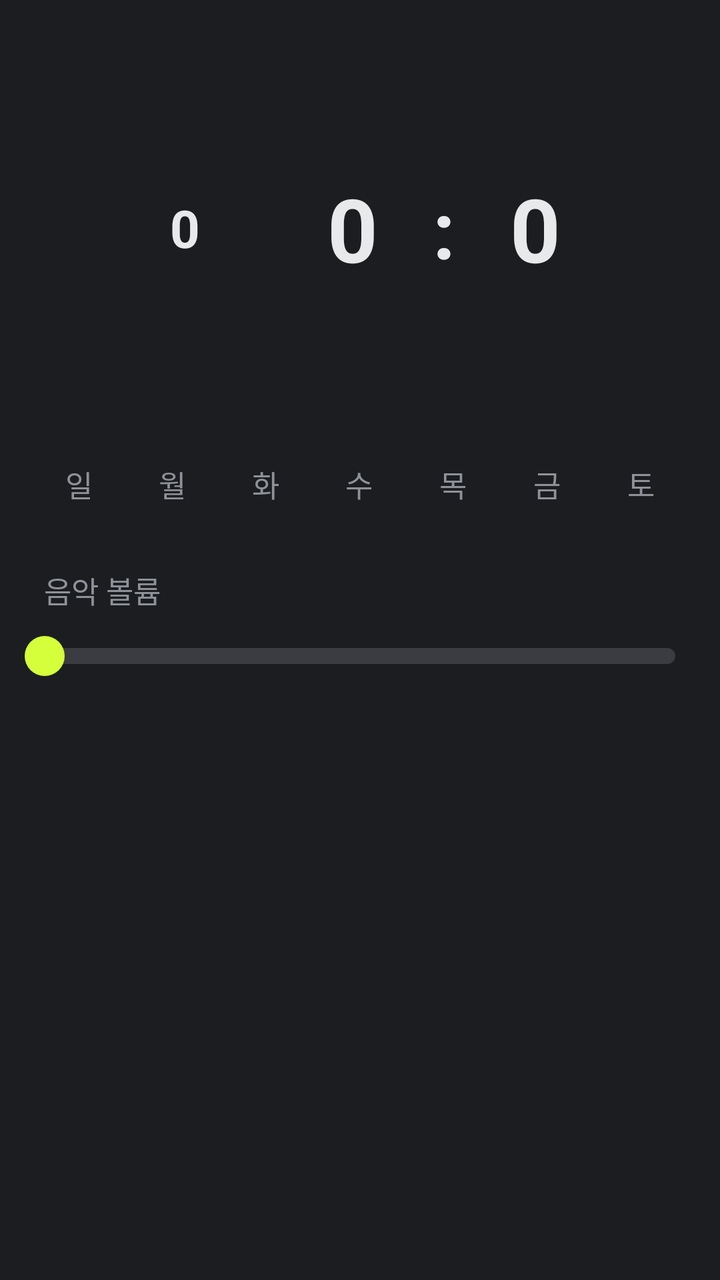
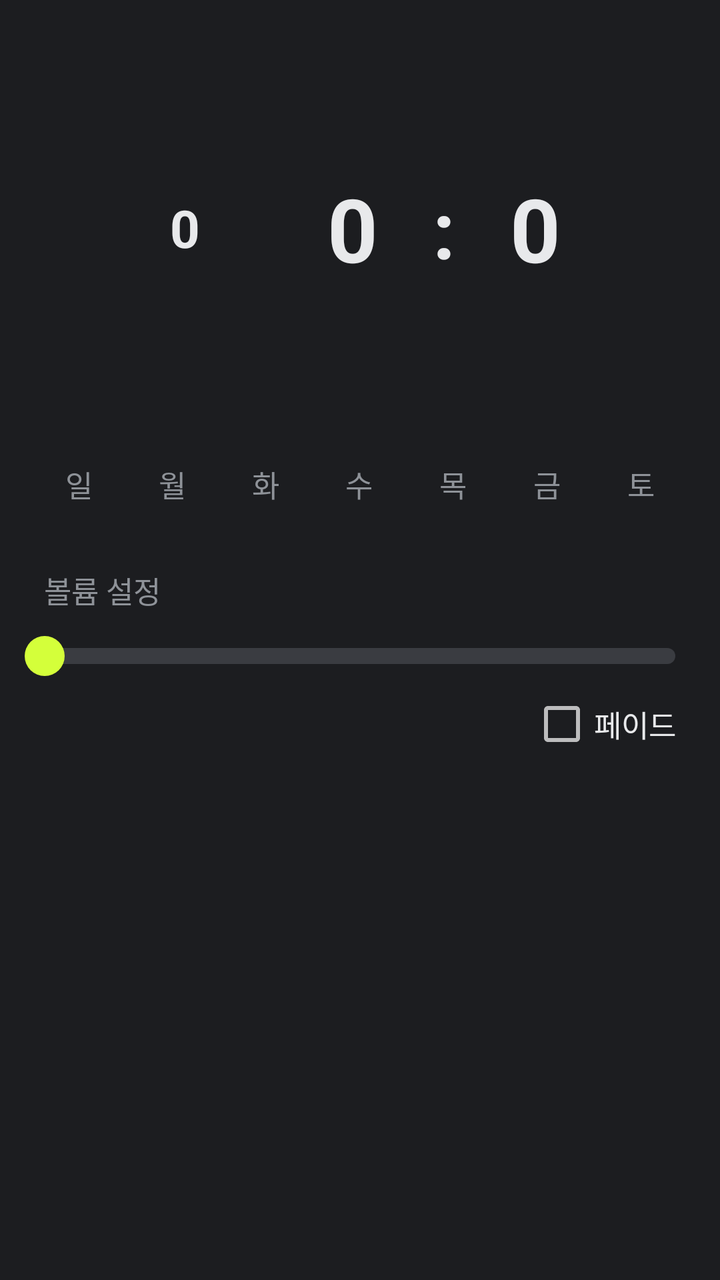

Before-and-after screenshots of an Android layout around one commit, followed by the original layout XML and the change that was made.
<!-- AndroidManifest.xml: application theme AppTheme -->
<!-- res/layout/dialog_time.xml -->
<?xml version="1.0" encoding="utf-8"?>
<LinearLayout xmlns:android="http://schemas.android.com/apk/res/android"
    android:layout_width="match_parent"
    android:layout_height="wrap_content"
    android:clipToPadding="false"
    android:defaultFocusHighlightEnabled="false"
    android:focusable="true"
    android:focusableInTouchMode="true"
    android:orientation="vertical"
    android:paddingHorizontal="16dp"
    android:paddingTop="24dp"
    android:paddingBottom="16dp">

    <LinearLayout
        android:layout_width="match_parent"
        android:layout_height="wrap_content"
        android:gravity="center"
        android:orientation="horizontal">

        <NumberPicker
            android:id="@+id/ampm"
            android:layout_width="wrap_content"
            android:layout_height="wrap_content"
            android:layout_marginEnd="20dp"
            android:theme="@style/Picker.AmPm" />

        <NumberPicker
            android:id="@+id/hour"
            android:layout_width="wrap_content"
            android:layout_height="wrap_content"
            android:theme="@style/Picker" />

        <TextView
            android:layout_width="wrap_content"
            android:layout_height="wrap_content"
            android:paddingHorizontal="8dp"
            android:text=":"
            android:textColor="@color/text_primary"
            android:textSize="40sp"
            android:textStyle="bold" />

        <NumberPicker
            android:id="@+id/minute"
            android:layout_width="wrap_content"
            android:layout_height="wrap_content"
            android:theme="@style/Picker" />
    </LinearLayout>

    
    <LinearLayout
        android:id="@+id/days"
        android:layout_width="match_parent"
        android:layout_height="wrap_content"
        android:layout_marginTop="16dp"
        android:orientation="horizontal">

        <CheckBox style="@style/DayToggle" android:text="일" />
        <CheckBox style="@style/DayToggle" android:text="월" />
        <CheckBox style="@style/DayToggle" android:text="화" />
        <CheckBox style="@style/DayToggle" android:text="수" />
        <CheckBox style="@style/DayToggle" android:text="목" />
        <CheckBox style="@style/DayToggle" android:text="금" />
        <CheckBox style="@style/DayToggle" android:text="토" />
    </LinearLayout>

    
    <LinearLayout
        android:layout_width="match_parent"
        android:layout_height="wrap_content"
        android:layout_marginTop="20dp"
        android:gravity="center_vertical"
        android:orientation="horizontal"
        android:paddingHorizontal="6dp">

        <TextView
            android:layout_width="0dp"
            android:layout_height="wrap_content"
            android:layout_weight="1"
            android:text="음악 볼륨"
            android:textColor="@color/text_secondary"
            android:textSize="15sp" />

        <TextView
            android:id="@+id/volume_text"
            android:layout_width="wrap_content"
            android:layout_height="wrap_content"
            android:textColor="@color/text_primary"
            android:textSize="15sp"
            android:textStyle="bold" />
    </LinearLayout>

    
    <SeekBar
        android:id="@+id/volume"
        android:layout_width="match_parent"
        android:layout_height="wrap_content"
        android:layout_marginStart="-6dp"
        android:layout_marginTop="12dp"
        android:layout_marginEnd="-6dp"
        android:contentDescription="음악 볼륨"
        android:maxHeight="8dp"
        android:minHeight="8dp"
        android:paddingStart="12dp"
        android:paddingEnd="12dp"
        android:progressDrawable="@drawable/seekbar_track"
        android:splitTrack="false"
        android:thumb="@drawable/seekbar_thumb" />
</LinearLayout>
<!-- resources referenced by this layout -->
<resources>
  <color name="text_primary">#E8E9EB</color>
  <color name="text_secondary">#8E9298</color>
  <!-- drawable seekbar_thumb (drawable) -->
  <?xml version="1.0" encoding="utf-8"?>
  <shape xmlns:android="http://schemas.android.com/apk/res/android"
      android:shape="oval">
      <size
          android:width="20dp"
          android:height="20dp" />
      <solid android:color="@color/key" />
  </shape>
  <style name="DayToggle">
          <item name="android:layout_width">0dp</item>
          <item name="android:layout_height">44dp</item>
          <item name="android:layout_weight">1</item>
          <item name="android:button">@null</item>
          <item name="android:background">@drawable/bg_day</item>
          <item name="android:gravity">center</item>
          <item name="android:textColor">@color/day_text</item>
          <item name="android:textSize">15sp</item>
      </style>
  <style name="Picker">
          <item name="android:editTextStyle">@style/PickerText</item>
          
          <item name="android:colorControlNormal">@android:color/transparent</item>
      </style>
  <style name="Picker.AmPm">
          <item name="android:editTextStyle">@style/PickerText.AmPm</item>
      </style>
  <style name="AppTheme" parent="android:Theme.Material.NoActionBar">
          <item name="android:colorAccent">@color/key</item>
          <item name="android:colorPrimary">@color/bg</item>
          <item name="android:colorPrimaryDark">@color/bg</item>
          <item name="android:windowBackground">@color/bg</item>
          <item name="android:statusBarColor">@color/bg</item>
          <item name="android:navigationBarColor">@color/bg</item>
          <item name="android:alertDialogTheme">@style/DialogTheme</item>
      </style>
  <color name="key">#D4FF3A</color>
  <color name="surface_high">#3A3C41</color>
  <style name="PickerText" parent="android:Widget.Material.EditText">
          <item name="android:textSize">44sp</item>
          <item name="android:textStyle">bold</item>
          <item name="android:textColor">@color/text_primary</item>
      </style>
  <style name="PickerText.AmPm">
          <item name="android:textSize">26sp</item>
      </style>
  <color name="bg">#1C1D20</color>
  <color name="surface">#2A2C30</color>
  <!-- drawable bg_dialog (drawable) -->
  <?xml version="1.0" encoding="utf-8"?>
  <inset xmlns:android="http://schemas.android.com/apk/res/android"
      android:inset="16dp">
      <shape android:shape="rectangle">
          <corners android:radius="28dp" />
          <solid android:color="@color/surface" />
      </shape>
  </inset>
  <style name="DialogButtonBar" parent="android:Widget.Material.ButtonBar.AlertDialog">
          <item name="android:paddingTop">8dp</item>
          <item name="android:paddingBottom">20dp</item>
          <item name="android:paddingEnd">12dp</item>
      </style>
  <style name="PillButton.Key">
          <item name="android:background">@drawable/bg_key_button</item>
          <item name="android:textColor">@color/on_key</item>
      </style>
  <style name="PillButton.Gray">
          <item name="android:background">@drawable/bg_gray_button</item>
          <item name="android:textColor">@color/text_primary</item>
      </style>
  <!-- drawable bg_key_button (drawable) -->
  <?xml version="1.0" encoding="utf-8"?>
  <ripple xmlns:android="http://schemas.android.com/apk/res/android"
      android:color="#33000000">
      <item>
          <shape android:shape="rectangle">
              <corners android:radius="28dp" />
              <solid android:color="@color/key" />
          </shape>
      </item>
  </ripple>
  <color name="on_key">#1C1D20</color>
  <!-- drawable bg_gray_button (drawable) -->
  <?xml version="1.0" encoding="utf-8"?>
  <ripple xmlns:android="http://schemas.android.com/apk/res/android"
      android:color="#1FFFFFFF">
      <item>
          <shape android:shape="rectangle">
              <corners android:radius="28dp" />
              <solid android:color="@color/surface_high" />
          </shape>
      </item>
  </ripple>
  <!-- unchanged entries left out for length: 3 -->
</resources>

<!-- the commit's change to res/layout/dialog_time.xml (unified diff, before → after) -->
@@ -76,7 +76,7 @@
             android:layout_width="0dp"
             android:layout_height="wrap_content"
             android:layout_weight="1"
-            android:text="음악 볼륨"
+            android:text="볼륨 설정"
             android:textColor="@color/text_secondary"
             android:textSize="15sp" />
 
@@ -105,4 +105,16 @@
         android:progressDrawable="@drawable/seekbar_track"
         android:splitTrack="false"
         android:thumb="@drawable/seekbar_thumb" />
+
+    
+    <CheckBox
+        android:id="@+id/fade"
+        android:layout_width="wrap_content"
+        android:layout_height="wrap_content"
+        android:layout_gravity="end"
+        android:layout_marginTop="8dp"
+        android:layout_marginEnd="6dp"
+        android:text="페이드"
+        android:textColor="@color/text_primary"
+        android:textSize="15sp" />
 </LinearLayout>
